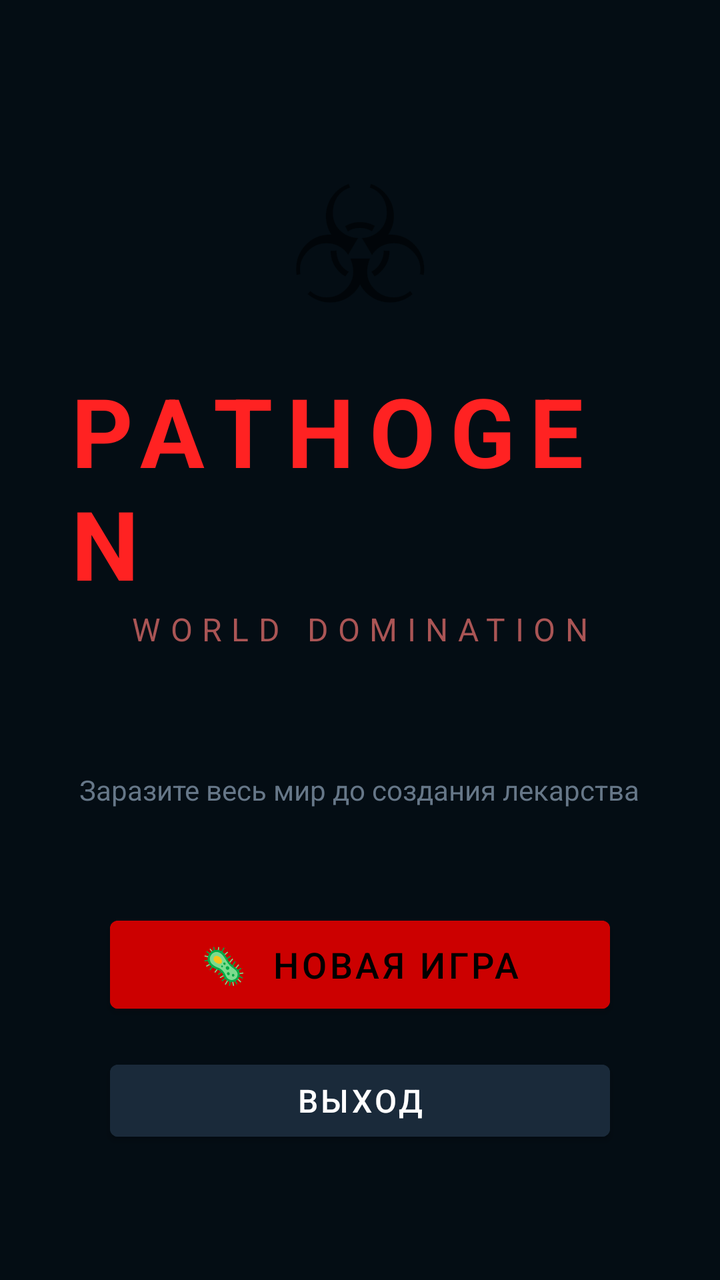
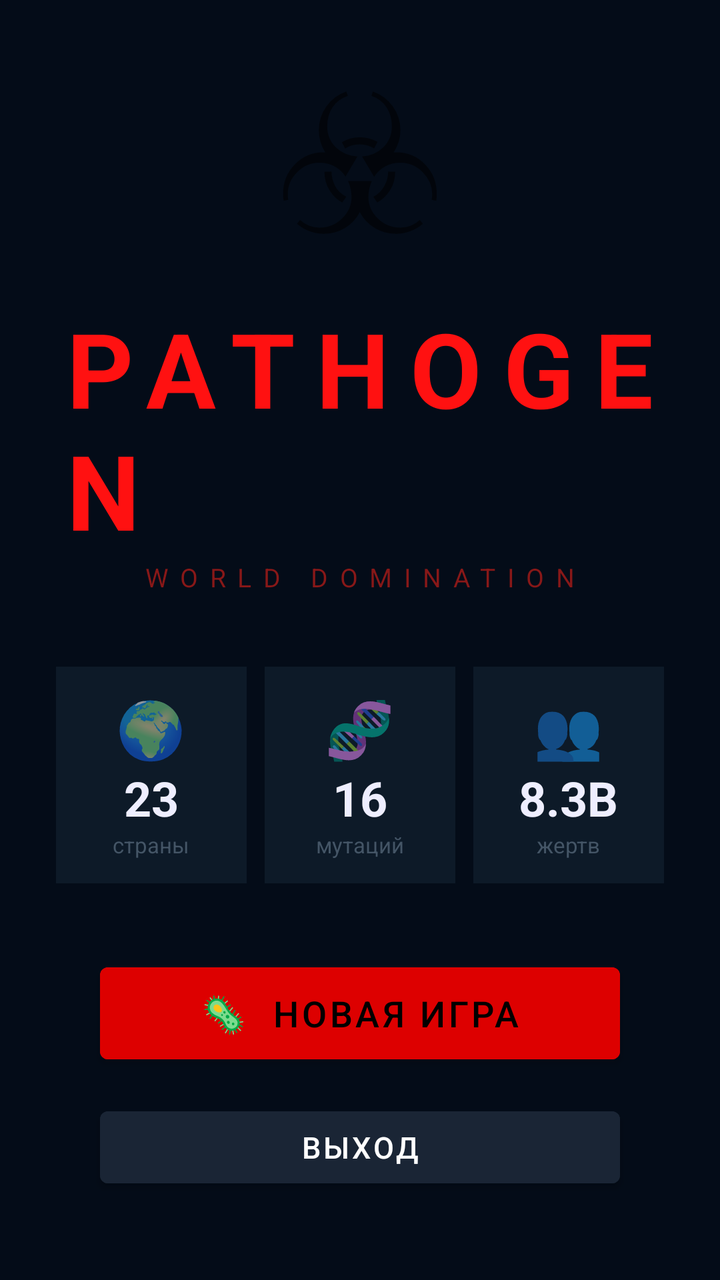

Screens rendered from an Android XML layout before and after an edit, with the pre-edit source and the edit as a unified diff.
<!-- AndroidManifest.xml: application theme Theme.Pathogen -->
<!-- res/layout/activity_menu.xml -->
<?xml version="1.0" encoding="utf-8"?>
<LinearLayout xmlns:android="http://schemas.android.com/apk/res/android"
    android:layout_width="match_parent"
    android:layout_height="match_parent"
    android:orientation="vertical"
    android:gravity="center"
    android:background="#040D14"
    android:padding="32dp">

    <TextView
        android:layout_width="wrap_content"
        android:layout_height="wrap_content"
        android:text="☣"
        android:textSize="80sp"
        android:layout_marginBottom="8dp"/>

    <TextView
        android:layout_width="wrap_content"
        android:layout_height="wrap_content"
        android:text="PATHOGEN"
        android:textSize="48sp"
        android:textStyle="bold"
        android:textColor="#FF2222"
        android:letterSpacing="0.15"/>

    <TextView
        android:layout_width="wrap_content"
        android:layout_height="wrap_content"
        android:text="WORLD DOMINATION"
        android:textSize="16sp"
        android:textColor="#AA5555"
        android:letterSpacing="0.3"
        android:layout_marginBottom="60dp"/>

    <TextView
        android:layout_width="wrap_content"
        android:layout_height="wrap_content"
        android:text="Заразите весь мир до создания лекарства"
        android:textSize="14sp"
        android:textColor="#667788"
        android:gravity="center"
        android:layout_marginBottom="50dp"/>

    <Button
        android:id="@+id/btnNewGame"
        android:layout_width="250dp"
        android:layout_height="56dp"
        android:text="🦠  НОВАЯ ИГРА"
        android:textSize="18sp"
        android:textColor="#000000"
        android:backgroundTint="#CC0000"
        android:layout_marginBottom="16dp"/>

    <Button
        android:id="@+id/btnExit"
        android:layout_width="250dp"
        android:layout_height="48dp"
        android:text="ВЫХОД"
        android:textSize="16sp"
        android:backgroundTint="#1A2A3A"/>
</LinearLayout>
<!-- resources referenced by this layout -->
<resources>
  <style name="Theme.Pathogen" parent="Theme.MaterialComponents.DayNight.NoActionBar">
          <item name="colorPrimary">@color/colorPrimary</item>
          <item name="colorPrimaryVariant">@color/colorPrimaryDark</item>
          <item name="colorOnPrimary">#FFFFFF</item>
          <item name="colorSecondary">@color/colorAccent</item>
          <item name="colorSurface">@color/surfaceColor</item>
          <item name="android:windowBackground">@color/backgroundColor</item>
          <item name="android:statusBarColor">@color/surfaceColor</item>
      </style>
  <color name="colorPrimary">#CC0000</color>
  <color name="colorPrimaryDark">#880000</color>
  <color name="colorAccent">#44AAFF</color>
  <color name="surfaceColor">#0A1628</color>
  <color name="backgroundColor">#040D14</color>
</resources>

<!-- the commit's change to res/layout/activity_menu.xml (unified diff, before → after) -->
@@ -4,58 +4,129 @@
     android:layout_height="match_parent"
     android:orientation="vertical"
     android:gravity="center"
-    android:background="#040D14"
-    android:padding="32dp">
+    android:background="#040C18"
+    android:padding="28dp">
 
     <TextView
         android:layout_width="wrap_content"
         android:layout_height="wrap_content"
         android:text="☣"
-        android:textSize="80sp"
-        android:layout_marginBottom="8dp"/>
+        android:textSize="96sp"
+        android:layout_gravity="center"
+        android:layout_marginBottom="4dp"/>
 
     <TextView
         android:layout_width="wrap_content"
         android:layout_height="wrap_content"
         android:text="PATHOGEN"
-        android:textSize="48sp"
+        android:textSize="52sp"
         android:textStyle="bold"
-        android:textColor="#FF2222"
-        android:letterSpacing="0.15"/>
+        android:textColor="#FF1111"
+        android:letterSpacing="0.2"
+        android:layout_gravity="center"/>
 
     <TextView
         android:layout_width="wrap_content"
         android:layout_height="wrap_content"
         android:text="WORLD DOMINATION"
-        android:textSize="16sp"
-        android:textColor="#AA5555"
-        android:letterSpacing="0.3"
-        android:layout_marginBottom="60dp"/>
+        android:textSize="13sp"
+        android:textColor="#881818"
+        android:letterSpacing="0.45"
+        android:layout_gravity="center"
+        android:layout_marginBottom="36dp"/>
+
+    
+    <LinearLayout
+        android:layout_width="match_parent"
+        android:layout_height="wrap_content"
+        android:orientation="horizontal"
+        android:layout_marginBottom="36dp">
+
+        <LinearLayout
+            android:layout_width="0dp"
+            android:layout_height="wrap_content"
+            android:layout_weight="1"
+            android:orientation="vertical"
+            android:gravity="center"
+            android:background="#0D1A28"
+            android:padding="12dp"
+            android:layout_marginEnd="6dp">
+            <TextView android:layout_width="wrap_content" android:layout_height="wrap_content"
+                android:text="🌍" android:textSize="28sp" android:layout_gravity="center"/>
+            <TextView android:layout_width="wrap_content" android:layout_height="wrap_content"
+                android:text="23" android:textSize="24sp" android:textStyle="bold"
+                android:textColor="#EEEEFF" android:layout_gravity="center"/>
+            <TextView android:layout_width="wrap_content" android:layout_height="wrap_content"
+                android:text="страны" android:textSize="11sp"
+                android:textColor="#445566" android:layout_gravity="center"/>
+        </LinearLayout>
+
+        <LinearLayout
+            android:layout_width="0dp"
+            android:layout_height="wrap_content"
+            android:layout_weight="1"
+            android:orientation="vertical"
+            android:gravity="center"
+            android:background="#0D1A28"
+            android:padding="12dp"
+            android:layout_marginHorizontal="3dp">
+            <TextView android:layout_width="wrap_content" android:layout_height="wrap_content"
+                android:text="🧬" android:textSize="28sp" android:layout_gravity="center"/>
+            <TextView android:layout_width="wrap_content" android:layout_height="wrap_content"
+                android:text="16" android:textSize="24sp" android:textStyle="bold"
+                android:textColor="#EEEEFF" android:layout_gravity="center"/>
+            <TextView android:layout_width="wrap_content" android:layout_height="wrap_content"
+                android:text="мутаций" android:textSize="11sp"
+                android:textColor="#445566" android:layout_gravity="center"/>
+        </LinearLayout>
+
+        <LinearLayout
+            android:layout_width="0dp"
+            android:layout_height="wrap_content"
+            android:layout_weight="1"
+            android:orientation="vertical"
+            android:gravity="center"
+            android:background="#0D1A28"
+            android:padding="12dp"
+            android:layout_marginStart="6dp">
+            <TextView android:layout_width="wrap_content" android:layout_height="wrap_content"
+                android:text="👥" android:textSize="28sp" android:layout_gravity="center"/>
+            <TextView android:layout_width="wrap_content" android:layout_height="wrap_content"
+                android:text="8.3B" android:textSize="24sp" android:textStyle="bold"
+                android:textColor="#EEEEFF" android:layout_gravity="center"/>
+            <TextView android:layout_width="wrap_content" android:layout_height="wrap_content"
+                android:text="жертв" android:textSize="11sp"
+                android:textColor="#445566" android:layout_gravity="center"/>
+        </LinearLayout>
+    </LinearLayout>
+
+    <Button
+        android:id="@+id/btnNewGame"
+        android:layout_width="260dp"
+        android:layout_height="58dp"
+        android:text="🦠  НОВАЯ ИГРА"
+        android:textSize="18sp"
+        android:textColor="#000000"
+        android:backgroundTint="#DD0000"
+        android:layout_gravity="center"
+        android:layout_marginBottom="14dp"/>
+
+    <Button
+        android:id="@+id/btnExit"
+        android:layout_width="260dp"
+        android:layout_height="48dp"
+        android:text="ВЫХОД"
+        android:textSize="15sp"
+        android:backgroundTint="#1A2535"
+        android:layout_gravity="center"/>
 
     <TextView
         android:layout_width="wrap_content"
         android:layout_height="wrap_content"
         android:text="Заразите весь мир до создания лекарства"
-        android:textSize="14sp"
-        android:textColor="#667788"
+        android:textSize="12sp"
+        android:textColor="#2A3A4A"
         android:gravity="center"
-        android:layout_marginBottom="50dp"/>
-
-    <Button
-        android:id="@+id/btnNewGame"
-        android:layout_width="250dp"
-        android:layout_height="56dp"
-        android:text="🦠  НОВАЯ ИГРА"
-        android:textSize="18sp"
-        android:textColor="#000000"
-        android:backgroundTint="#CC0000"
-        android:layout_marginBottom="16dp"/>
-
-    <Button
-        android:id="@+id/btnExit"
-        android:layout_width="250dp"
-        android:layout_height="48dp"
-        android:text="ВЫХОД"
-        android:textSize="16sp"
-        android:backgroundTint="#1A2A3A"/>
+        android:layout_gravity="center"
+        android:layout_marginTop="28dp"/>
 </LinearLayout>
